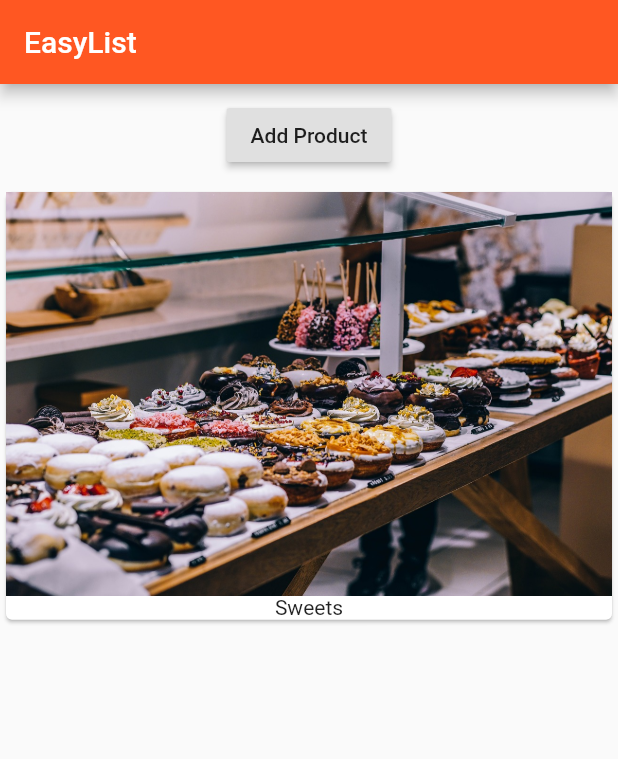
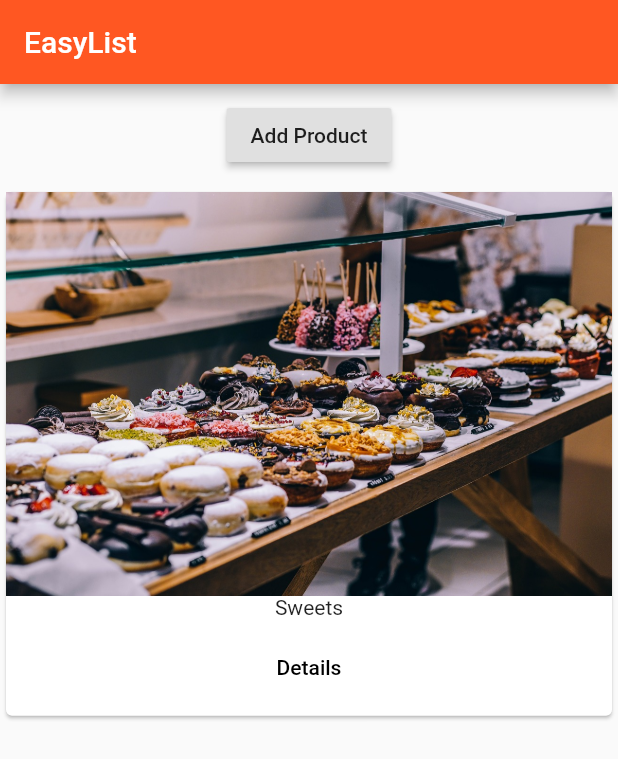
Before and after one commit to psankosik/Flutter-Course, a Flutter app: the screen it shows after launch, after a tap on "Add Product", on a phone screen of 412 x 824 dp. Shown: the top 759 px of the screen. Run offline on Flutter 3.47's test engine with Material 2 defaults, Android fonts, the phone set to English and light mode, and no system bars.

Commit message:
#5 commit: make product detail button navigation

```diff
--- /dev/null
+++ b/lib/Page/home__page.dart
@@ -0,0 +1,14 @@
+import 'package:flutter/material.dart';
+import '../product_manager.dart';
+
+class HomePage extends StatelessWidget {
+  @override
+  Widget build(BuildContext context) {
+    // TODO: implement build
+    return Scaffold(
+        appBar: AppBar(
+          title: Text('EasyList'),
+        ),
+        body: ProductManager());
+  }
+}
--- a/lib/main.dart
+++ b/lib/main.dart
@@ -1,6 +1,8 @@
 import 'package:flutter/material.dart';
-import 'product_manager.dart';
-//#5 commit modify product
+import './Page/home__page.dart';
+//import 'product_manager.dart';
+
+//#5 commit
 
 void main() => runApp(MyApp());
 
@@ -10,11 +12,7 @@ class MyApp extends StatelessWidget {
     return MaterialApp(
       theme: ThemeData(
           primarySwatch: Colors.deepOrange, accentColor: Colors.deepPurple),
-      home: Scaffold(
-          appBar: AppBar(
-            title: Text('EasyList'),
-          ),
-          body: ProductManager()),
+      home: HomePage()
     );
   }
 }
--- a/lib/products.dart
+++ b/lib/products.dart
@@ -1,4 +1,5 @@
 import 'package:flutter/material.dart';
+import './Page/product.dart';
 
 class Products extends StatelessWidget {
   List<String> products;
@@ -12,13 +13,27 @@ class Products extends StatelessWidget {
       child: Column(
         children: <Widget>[
           Image.asset('assets/food.jpg'),
-          Text(products[index]) //receive with string and output with text
+          Text(products[index]), //receive with string and output with text
+          ButtonBar(
+            alignment: MainAxisAlignment.center,
+            children: <Widget>[
+              FlatButton(
+                child: Text('Details'),
+                onPressed: () => Navigator.push(
+                      context,
+                      MaterialPageRoute(
+                        builder: (BuildContext context) => ProductPage(),
+                      ),
+                    ),
+              )
+            ],
+          ),
         ],
       ),
     );
   }
 
-Widget _buildProductList() {
+  Widget _buildProductList() {
     Widget productCard;
     if (products.length > 0) {
       productCard = ListView.builder(
```
Also changed, not shown: lib/Page/product.dart (added, +20 -0 lines).
